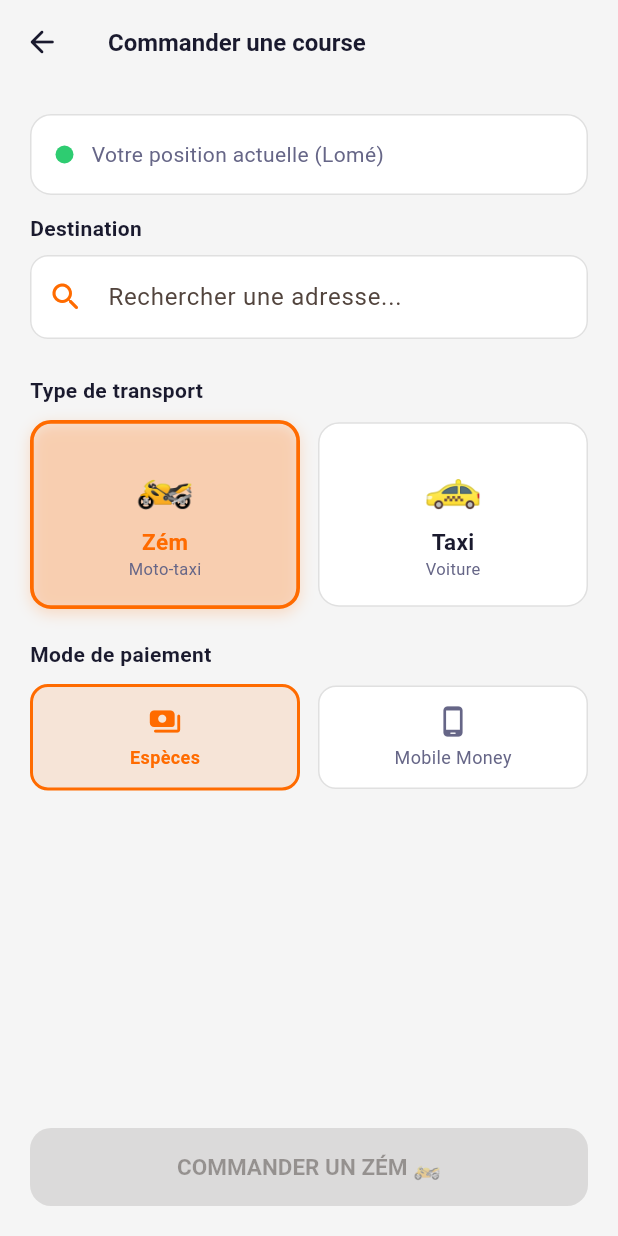
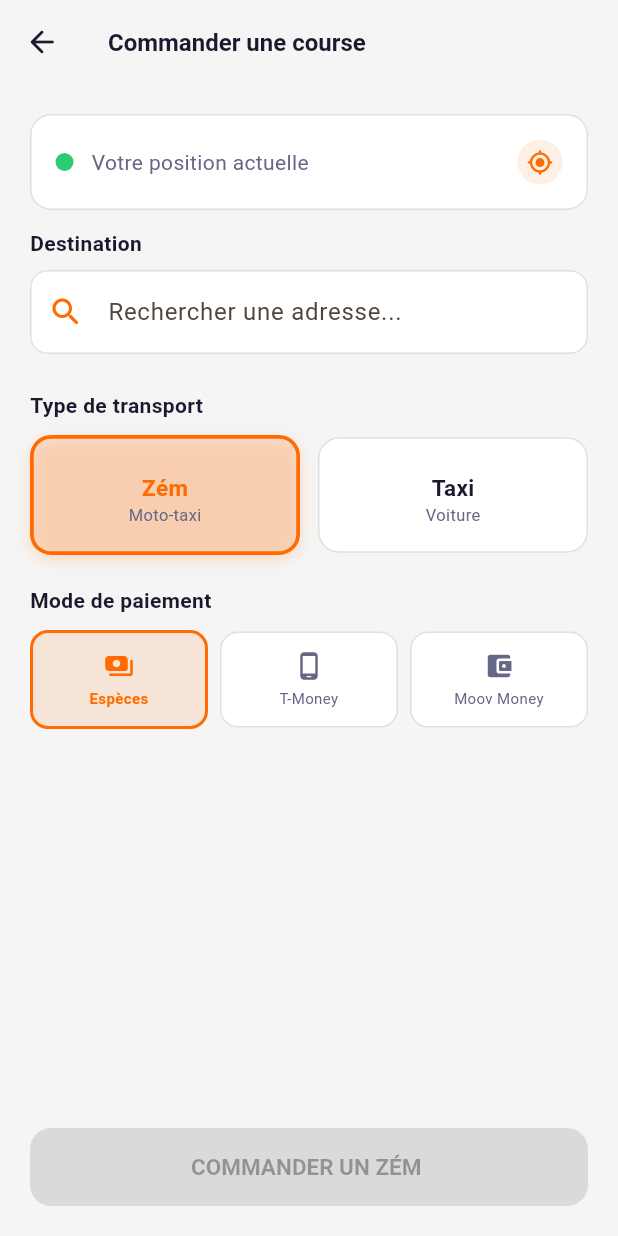
Before and after one commit to xavierGIT04/front, a Flutter app: the CommanderCourseScreen screen opened directly with empty values, on a phone screen of 412 x 824 dp. Run offline on Flutter 3.47's test engine with Material 3 defaults, Android fonts, the phone set to English and light mode, and no system bars; our stand-ins replace flutter_map, geolocator, image_picker, latlong2, shared_preferences; accounts and stored records are empty; network calls fail.

Commit message:
modifications de map

```diff
--- a/lib/screens/conducteur_home_screen.dart
+++ b/lib/screens/conducteur_home_screen.dart
@@ -529,7 +529,7 @@ class _ConducteurHomeScreenState extends State<ConducteurHomeScreen> {
                       }),
                   _NavItem(
                       icon: Icons.logout_rounded,
-                      label: 'QUITTER',
+                      label: 'DECONNECTER',
                       active: false,
                       onTap: _deconnexion),
                 ],
@@ -596,7 +596,7 @@ class _HistoriqueConducteur extends StatelessWidget {
                   borderRadius: BorderRadius.circular(8),
                 ),
                 child: Text(
-                  statut == 'TERMINEE' ? '✅ Terminée' : '❌ Annulée',
+                  statut == 'TERMINEE' ? ' Terminée' : ' Annulée',
                   style: TextStyle(
                       fontSize: 11,
                       fontWeight: FontWeight.bold,
--- a/lib/screens/passager/commander_course_screen.dart
+++ b/lib/screens/passager/commander_course_screen.dart
@@ -2,6 +2,7 @@ import 'dart:async';
 import 'package:flutter/material.dart';
 import '../../models/course_model.dart';
 import '../../services/course_api_service.dart';
+import '../../services/location_service.dart';
 import '../../services/nominatim_service.dart';
 import '../../utils/app_theme.dart';
 import '../../utils/widgets.dart';
@@ -28,9 +29,11 @@ class CommanderCourseScreen extends StatefulWidget {
 
 class _CommanderCourseScreenState extends State<CommanderCourseScreen> {
   final _destCtrl = TextEditingController();
+
+  // ── CORRECTION 1 : modes alignés sur les enums backend ────────────────────
+  // Backend : ESPECES | TMONEY | MOOV_MONEY  (pas de MOBILE_MONEY !)
   String _modePaiement = 'ESPECES';
 
-  //  NOUVEAU : choix du type de véhicule (ZEM par défaut)
   String _typeVehicule = 'ZEM';
 
   bool _loading = false;
@@ -40,6 +43,12 @@ class _CommanderCourseScreenState extends State<CommanderCourseScreen> {
   double? _destLng;
   String? _destAdresse;
 
+  // ── CORRECTION 2 : position de départ dynamique ───────────────────────────
+  late double _departLat;
+  late double _departLng;
+  String _departAdresse = 'Chargement de votre position...';
+  bool _loadingPosition = false;
+
   List<NominatimResult> _suggestions = [];
   bool _searching = false;
   Timer? _debounce;
@@ -47,6 +56,12 @@ class _CommanderCourseScreenState extends State<CommanderCourseScreen> {
   @override
   void initState() {
     super.initState();
+    _departLat = widget.departLat;
+    _departLng = widget.departLng;
+
+    // Géocodage inverse pour afficher l'adresse lisible du départ
+    _resolveAdresseDepart();
+
     if (widget.destLat != null &&
         widget.destLng != null &&
         widget.destAdresse != null) {
@@ -54,8 +69,43 @@ class _CommanderCourseScreenState extends State<CommanderCourseScreen> {
       _destLng = widget.destLng;
       _destAdresse = widget.destAdresse;
       _destCtrl.text = widget.destAdresse!;
-      WidgetsBinding.instance
-          .addPostFrameCallback((_) => _estimerCourse());
+      WidgetsBinding.instance.addPostFrameCallback((_) => _estimerCourse());
+    }
+  }
+
+  /// Géocodage inverse : coordonnées → adresse lisible
+  Future<void> _resolveAdresseDepart() async {
+    try {
+      final adresse =
+      await NominatimService.reverseGeocode(_departLat, _departLng);
+      if (mounted) {
+        setState(() =>
+        _departAdresse = adresse ?? 'Votre position actuelle');
+      }
+    } catch (_) {
+      if (mounted) {
+        setState(() => _departAdresse = 'Votre position actuelle');
+      }
+    }
+  }
+
+  /// Récupère la position GPS réelle et met à jour le point de départ
+  Future<void> _rafraichirPosition() async {
+    setState(() {
+      _loadingPosition = true;
+      _departAdresse = 'Localisation en cours...';
+      _estimation = null;
+    });
+    try {
+      final pos = await LocationService.getCurrentPosition();
+      _departLat = pos.latitude;
+      _departLng = pos.longitude;
+      await _resolveAdresseDepart();
+      if (_destLat != null) _estimerCourse();
+    } catch (_) {
+      if (mounted) setState(() => _departAdresse = 'Votre position actuelle');
+    } finally {
+      if (mounted) setState(() => _loadingPosition = false);
     }
   }
 
@@ -76,11 +126,12 @@ class _CommanderCourseScreenState extends State<CommanderCourseScreen> {
     _debounce = Timer(const Duration(milliseconds: 500), () async {
       setState(() => _searching = true);
       final results = await NominatimService.search(query);
-      if (mounted)
+      if (mounted) {
         setState(() {
           _suggestions = results;
           _searching = false;
         });
+      }
     });
   }
 
@@ -99,8 +150,8 @@ class _CommanderCourseScreenState extends State<CommanderCourseScreen> {
     if (_destLat == null || _destLng == null) return;
     try {
       final est = await CourseApiService.estimerCourse(
-        dLat: widget.departLat,
-        dLng: widget.departLng,
+        dLat: _departLat,
+        dLng: _departLng,
         aLat: _destLat!,
         aLng: _destLng!,
       );
@@ -117,14 +168,14 @@ class _CommanderCourseScreenState extends State<CommanderCourseScreen> {
     setState(() => _loading = true);
     try {
       final course = await CourseApiService.commanderCourse(
-        departLat: widget.departLat,
-        departLng: widget.departLng,
-        departAdresse: 'Lomé, Togo',
+        departLat: _departLat,
+        departLng: _departLng,
+        departAdresse: _departAdresse,
         destLat: _destLat!,
         destLng: _destLng!,
         destAdresse: _destAdresse!,
-        modePaiement: _modePaiement,
-        typeVehicule: _typeVehicule, //  NOUVEAU
+        modePaiement: _modePaiement, // ← ESPECES | TMONEY | MOOV_MONEY
+        typeVehicule: _typeVehicule,
       );
       if (mounted) Navigator.pop(context, course);
     } catch (e) {
@@ -162,7 +213,7 @@ class _CommanderCourseScreenState extends State<CommanderCourseScreen> {
               child: Column(
                 crossAxisAlignment: CrossAxisAlignment.start,
                 children: [
-                  // ── Départ ─────────────────────────────────────────
+                  // ── Départ — position réelle + bouton rafraîchir ──────
                   Container(
                     padding: const EdgeInsets.all(16),
                     decoration: BoxDecoration(
@@ -180,18 +231,56 @@ class _CommanderCourseScreenState extends State<CommanderCourseScreen> {
                               shape: BoxShape.circle),
                         ),
                         const SizedBox(width: 12),
-                        const Expanded(
-                          child: Text('Votre position actuelle (Lomé)',
+                        Expanded(
+                          child: _loadingPosition
+                              ? const Row(children: [
+                            SizedBox(
+                                width: 14,
+                                height: 14,
+                                child: CircularProgressIndicator(
+                                    strokeWidth: 2,
+                                    color: AppColors.primary)),
+                            SizedBox(width: 8),
+                            Text('Localisation en cours...',
                                 style: TextStyle(
                                     color: AppColors.textMedium,
-                                  fontSize: 14)),
+                                    fontSize: 13)),
+                          ])
+                              : Text(
+                            _departAdresse,
+                            style: const TextStyle(
+                                color: AppColors.textMedium,
+                                fontSize: 14),
+                            maxLines: 2,
+                            overflow: TextOverflow.ellipsis,
+                          ),
+                        ),
+                        // Bouton pour rafraîchir la position GPS
+                        GestureDetector(
+                          onTap: _loadingPosition
+                              ? null
+                              : _rafraichirPosition,
+                          child: Container(
+                            padding: const EdgeInsets.all(6),
+                            decoration: BoxDecoration(
+                              color: AppColors.primary.withOpacity(0.1),
+                              shape: BoxShape.circle,
+                            ),
+                            child: Icon(
+                              Icons.my_location_rounded,
+                              color: _loadingPosition
+                                  ? AppColors.textLight
+                                  : AppColors.primary,
+                              size: 18,
+                            ),
+                          ),
                         ),
                       ],
                     ),
                   ),
                   const SizedBox(height: 12),
 
-                  // ── Destination ────────────────────────────────────
+                  // ── Destination ────────────────────────────────────────
                   const Text('Destination',
                       style: TextStyle(
                           fontWeight: FontWeight.w600,
@@ -222,7 +311,7 @@ class _CommanderCourseScreenState extends State<CommanderCourseScreen> {
                     ),
                   ),
 
-                  // ── Suggestions ────────────────────────────────────
+                  // ── Suggestions Nominatim ──────────────────────────────
                   if (_suggestions.isNotEmpty)
                     Container(
                       margin: const EdgeInsets.only(top: 4),
@@ -264,7 +353,7 @@ class _CommanderCourseScreenState extends State<CommanderCourseScreen> {
                       ),
                     ),
 
-                  // ── Estimation ─────────────────────────────────────
+                  // ── Estimation prix ────────────────────────────────────
                   if (_estimation != null) ...[
                     const SizedBox(height: 20),
                     Container(
@@ -303,7 +392,7 @@ class _CommanderCourseScreenState extends State<CommanderCourseScreen> {
                     ),
                   ],
 
-                  //  NOUVEAU — Choix type de véhicule
+                  // ── Type de véhicule ───────────────────────────────────
                   const SizedBox(height: 24),
                   const Text('Type de transport',
                       style: TextStyle(
@@ -314,7 +403,6 @@ class _CommanderCourseScreenState extends State<CommanderCourseScreen> {
                   Row(
                     children: [
                       _VehiculeChip(
-                        emoji: '🏍️',
                         label: 'Zém',
                         sublabel: 'Moto-taxi',
                         selected: _typeVehicule == 'ZEM',
@@ -323,7 +411,6 @@ class _CommanderCourseScreenState extends State<CommanderCourseScreen> {
                       ),
                       const SizedBox(width: 12),
                       _VehiculeChip(
-                        emoji: '🚕',
                         label: 'Taxi',
                         sublabel: 'Voiture',
                         selected: _typeVehicule == 'TAXI',
@@ -333,7 +420,7 @@ class _CommanderCourseScreenState extends State<CommanderCourseScreen> {
                     ],
                   ),
 
-                  // ── Mode paiement ──────────────────────────────────
+                  // ── CORRECTION 1 : Mode paiement (3 options) ──────────
                   const SizedBox(height: 20),
                   const Text('Mode de paiement',
                       style: TextStyle(
@@ -350,13 +437,21 @@ class _CommanderCourseScreenState extends State<CommanderCourseScreen> {
                         onTap: () =>
                             setState(() => _modePaiement = 'ESPECES'),
                       ),
-                      const SizedBox(width: 12),
+                      const SizedBox(width: 8),
                       _PaiementChip(
-                        label: 'Mobile Money',
+                        label: 'T-Money',
                         icon: Icons.phone_android_rounded,
-                        selected: _modePaiement == 'MOBILE_MONEY',
-                        onTap: () => setState(
-                                () => _modePaiement = 'MOBILE_MONEY'),
+                        selected: _modePaiement == 'TMONEY',
+                        onTap: () =>
+                            setState(() => _modePaiement = 'TMONEY'),
+                      ),
+                      const SizedBox(width: 8),
+                      _PaiementChip(
+                        label: 'Moov Money',
+                        icon: Icons.account_balance_wallet_rounded,
+                        selected: _modePaiement == 'MOOV_MONEY',
+                        onTap: () =>
+                            setState(() => _modePaiement = 'MOOV_MONEY'),
                       ),
                     ],
                   ),
@@ -365,13 +460,13 @@ class _CommanderCourseScreenState extends State<CommanderCourseScreen> {
             ),
           ),
 
-          // ── Bouton commander ───────────────────────────────────────
+          // ── Bouton commander ───────────────────────────────────────────
           Padding(
             padding: const EdgeInsets.all(20),
             child: AppButton(
               label: _typeVehicule == 'ZEM'
-                  ? 'COMMANDER UN ZÉM 🏍️'
-                  : 'COMMANDER UN TAXI 🚕',
+                  ? 'COMMANDER UN ZÉM '
+                  : 'COMMANDER UN TAXI ',
               onPressed: _destLat != null ? _commander : null,
               loading: _loading,
               color: _typeVehicule == 'ZEM'
@@ -392,17 +487,17 @@ class _CommanderCourseScreenState extends State<CommanderCourseScreen> {
   }
 }
 
-// ─── Chip type véhicule ──────────────────────────────────────────────────
+// ─── Chip type véhicule ──────────────────────────────────────────────────────
 
 class _VehiculeChip extends StatelessWidget {
-  final String emoji;
+
   final String label;
   final String sublabel;
   final bool selected;
   final VoidCallback onTap;
 
   const _VehiculeChip({
-    required this.emoji,
+
     required this.label,
     required this.sublabel,
     required this.selected,
@@ -438,21 +533,16 @@ class _VehiculeChip extends StatelessWidget {
           child: Column(
             mainAxisSize: MainAxisSize.min,
             children: [
-              Text(emoji, style: const TextStyle(fontSize: 32)),
               const SizedBox(height: 6),
-              Text(
-                label,
+              Text(label,
                   style: TextStyle(
                     fontSize: 15,
                     fontWeight: FontWeight.bold,
                     color: selected ? color : AppColors.textDark,
-                ),
-              ),
-              Text(
-                sublabel,
+                  )),
+              Text(sublabel,
                   style: const TextStyle(
-                    fontSize: 11, color: AppColors.textMedium),
-              ),
+                      fontSize: 11, color: AppColors.textMedium)),
             ],
           ),
         ),
@@ -461,7 +551,7 @@ class _VehiculeChip extends StatelessWidget {
   }
 }
 
-// ─── Chip paiement ───────────────────────────────────────────────────────
+// ─── Chip paiement ────────────────────────────────────────────────────────────
 
 class _PaiementChip extends StatelessWidget {
   final String label;
@@ -481,8 +571,9 @@ class _PaiementChip extends StatelessWidget {
     return Expanded(
       child: GestureDetector(
         onTap: onTap,
-        child: Container(
-          padding: const EdgeInsets.symmetric(vertical: 12),
+        child: AnimatedContainer(
+          duration: const Duration(milliseconds: 200),
+          padding: const EdgeInsets.symmetric(vertical: 12, horizontal: 4),
           decoration: BoxDecoration(
             color: selected
                 ? AppColors.primary.withOpacity(0.12)
@@ -496,14 +587,16 @@ class _PaiementChip extends StatelessWidget {
           child: Column(
             children: [
               Icon(icon,
-                  color:
-                  selected ? AppColors.primary : AppColors.textMedium,
-                  size: 22),
+                  color: selected
+                      ? AppColors.primary
+                      : AppColors.textMedium,
+                  size: 20),
               const SizedBox(height: 4),
               Text(
                 label,
+                textAlign: TextAlign.center,
                 style: TextStyle(
-                  fontSize: 12,
+                  fontSize: 10,
                   color: selected
                       ? AppColors.primary
                       : AppColors.textMedium,
--- a/lib/screens/passager/paiement_screen.dart
+++ b/lib/screens/passager/paiement_screen.dart
@@ -54,6 +54,19 @@ class _PaiementScreenState extends State<PaiementScreen> {
     }
   }
 
+  /// Retourne le label et l'icône selon le mode de paiement
+  String _modePaiementLabel() {
+    switch (_course.modePaiement) {
+      case 'TMONEY':
+        return ' T-Money';
+      case 'MOOV_MONEY':
+        return ' Moov Money';
+      case 'ESPECES':
+      default:
+        return '💵 Espèces';
+    }
+  }
+
   @override
   Widget build(BuildContext context) {
     final prix = _course.prixFinal ?? _course.prixEstime ?? 0;
@@ -81,7 +94,7 @@ class _PaiementScreenState extends State<PaiementScreen> {
                   const Column(
                     crossAxisAlignment: CrossAxisAlignment.start,
                     children: [
-                      Text('🎉 Course terminée !',
+                      Text(' Course terminée !',
                           style: TextStyle(fontWeight: FontWeight.w900, fontSize: 18, color: AppColors.textDark)),
                       Text('Merci d\'avoir utilisé Zém & Taxi',
                           style: TextStyle(fontSize: 13, color: AppColors.textMedium)),
@@ -119,7 +132,7 @@ class _PaiementScreenState extends State<PaiementScreen> {
                               borderRadius: BorderRadius.circular(20),
                             ),
                             child: Text(
-                              _course.modePaiement == 'MOBILE_MONEY' ? '📱 Mobile Money' : '💵 Espèces',
+                              _modePaiementLabel(),
                               style: const TextStyle(fontSize: 13, color: AppColors.textMedium),
                             ),
                           ),
--- a/lib/screens/profile/profile_screen.dart
+++ b/lib/screens/profile/profile_screen.dart
@@ -201,7 +201,7 @@ class _ProfileScreenState extends State<ProfileScreen> {
               borderRadius: BorderRadius.circular(12),
             ),
             child: Text(
-              _profile?.role == 'CONDUCTEUR' ? '🏍️ Conducteur' : '🧳 Passager',
+              _profile?.role == 'CONDUCTEUR' ? ' Conducteur' : ' Passager',
               style: const TextStyle(color: Colors.white, fontSize: 13),
             ),
           ),
--- a/lib/services/api_service.dart
+++ b/lib/services/api_service.dart
@@ -4,16 +4,16 @@ import 'package:http/http.dart' as http;
 import 'package:http_parser/http_parser.dart';
 
 class ApiService {
-  // ✅ CORRECTION : URL selon l'environnement
-  // 🟢 Émulateur Android → 10.0.2.2 pointe vers localhost du PC
-  static const String baseUrl = 'http://192.168.1.75:8081/api/v1';
+  //  CORRECTION : URL selon l'environnement
+  //  Émulateur Android → 10.0.2.2 pointe vers localhost du PC
+  //static const String baseUrl = 'http://10.0.2.2:8081/api/v1';
 
-  // 🟢 Simulateur iOS
+  //  Simulateur iOS
   // static const String baseUrl = 'http://localhost:8081/api/v1';
 
-  // 🟢 Appareil physique → remplace par ton IP locale
+  //  Appareil physique → remplace par ton IP locale
   // Trouver ton IP : ipconfig (Windows) → cherche "Adresse IPv4"
-  // static const String baseUrl = 'http://192.168.X.X:8081/api/v1';
+  static const String baseUrl = 'http://localhost:8081/api/v1';
 
   // ─── OTP ──────────────────────────────────────────────────────────────────
 
--- a/lib/services/nominatim_service.dart
+++ b/lib/services/nominatim_service.dart
@@ -16,13 +16,14 @@ class NominatimResult {
 }
 
 class NominatimService {
+  // ── Recherche d'adresse (autocomplétion destination) ──────────────────────
   static Future<List<NominatimResult>> search(String query) async {
     try {
       final uri = Uri.parse(
         'https://nominatim.openstreetmap.org/search'
-        '?q=${Uri.encodeComponent(query)}'
-        '&format=json&addressdetails=1&limit=5'
-        '&countrycodes=tg',
+            '?q=${Uri.encodeComponent(query)}'
+            '&format=json&addressdetails=1&limit=5'
+            '&countrycodes=tg',
       );
       final response = await http.get(uri, headers: {
         'User-Agent': 'TripApp/1.0 (contact@tripapp.tg)',
@@ -47,8 +48,64 @@ class NominatimService {
         );
       }).toList();
     } catch (e) {
-      debugPrint('Nominatim error: $e');
+      debugPrint('Nominatim search error: $e');
       return [];
     }
   }
+
+  // ── NOUVEAU : Géocodage inverse (coordonnées → adresse lisible) ───────────
+  // Utilisé pour afficher l'adresse du point de départ (position GPS réelle)
+  static Future<String?> reverseGeocode(double lat, double lng) async {
+    try {
+      final uri = Uri.parse(
+        'https://nominatim.openstreetmap.org/reverse'
+            '?lat=$lat&lon=$lng'
+            '&format=json&addressdetails=1',
+      );
+      final response = await http.get(uri, headers: {
+        'User-Agent': 'TripApp/1.0 (contact@tripapp.tg)',
+        'Accept-Language': 'fr',
+      }).timeout(const Duration(seconds: 6));
+
+      if (response.statusCode != 200) return null;
+
+      final data = jsonDecode(response.body) as Map<String, dynamic>;
+      final address = data['address'] as Map<String, dynamic>? ?? {};
+
+      // Construction d'une adresse courte et lisible
+      final parts = <String>[];
+
+      final road = address['road'] as String?;
+      final suburb = address['suburb'] as String?;
+      final neighbourhood = address['neighbourhood'] as String?;
+      final quarter = address['quarter'] as String?;
+      final cityDistrict = address['city_district'] as String?;
+      final city = address['city'] as String? ??
+          address['town'] as String? ??
+          address['village'] as String?;
+
+      if (road != null) parts.add(road);
+      if (suburb != null) {
+        parts.add(suburb);
+      } else if (neighbourhood != null) {
+        parts.add(neighbourhood);
+      } else if (quarter != null) {
+        parts.add(quarter);
+      } else if (cityDistrict != null) {
+        parts.add(cityDistrict);
+      }
+      if (city != null && !parts.contains(city)) parts.add(city);
+
+      if (parts.isEmpty) {
+        // Fallback : première partie du display_name
+        final display = data['display_name'] as String?;
+        return display?.split(',').first ?? 'Position actuelle';
+      }
+
+      return parts.join(', ');
+    } catch (e) {
+      debugPrint('Nominatim reverse error: $e');
+      return null;
+    }
+  }
 }
```
Also changed, not shown: lib/screens/passager/passager_home_screen.dart (+69 -31 lines). Lines whose indentation alone changed are shown as unchanged.
